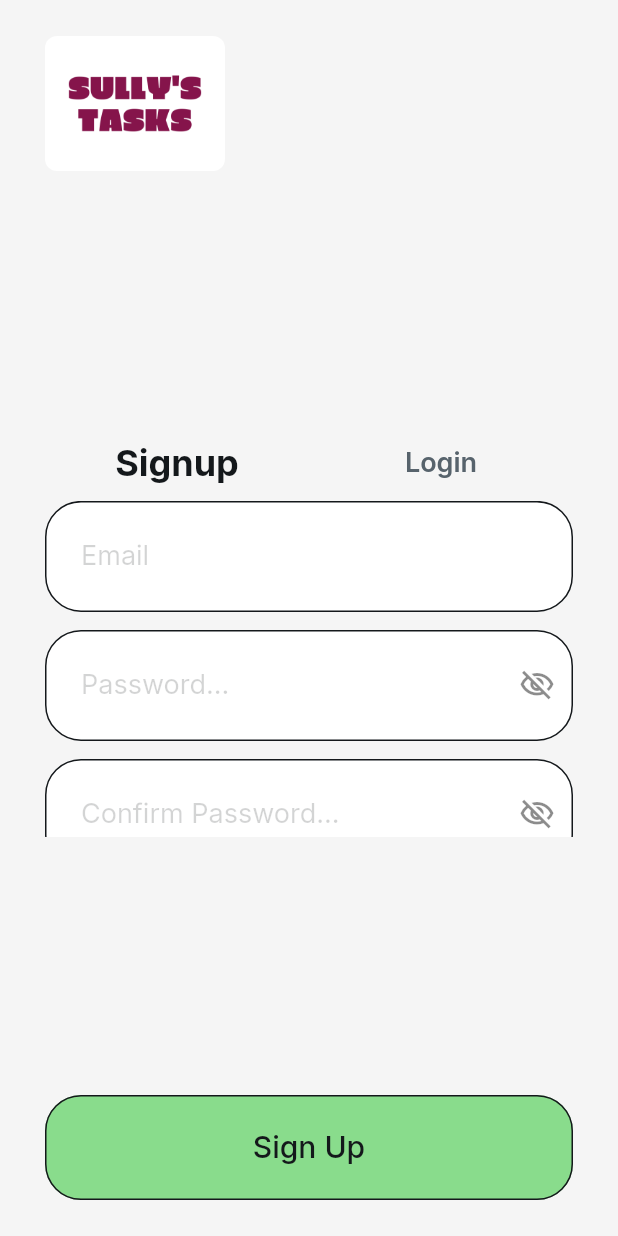
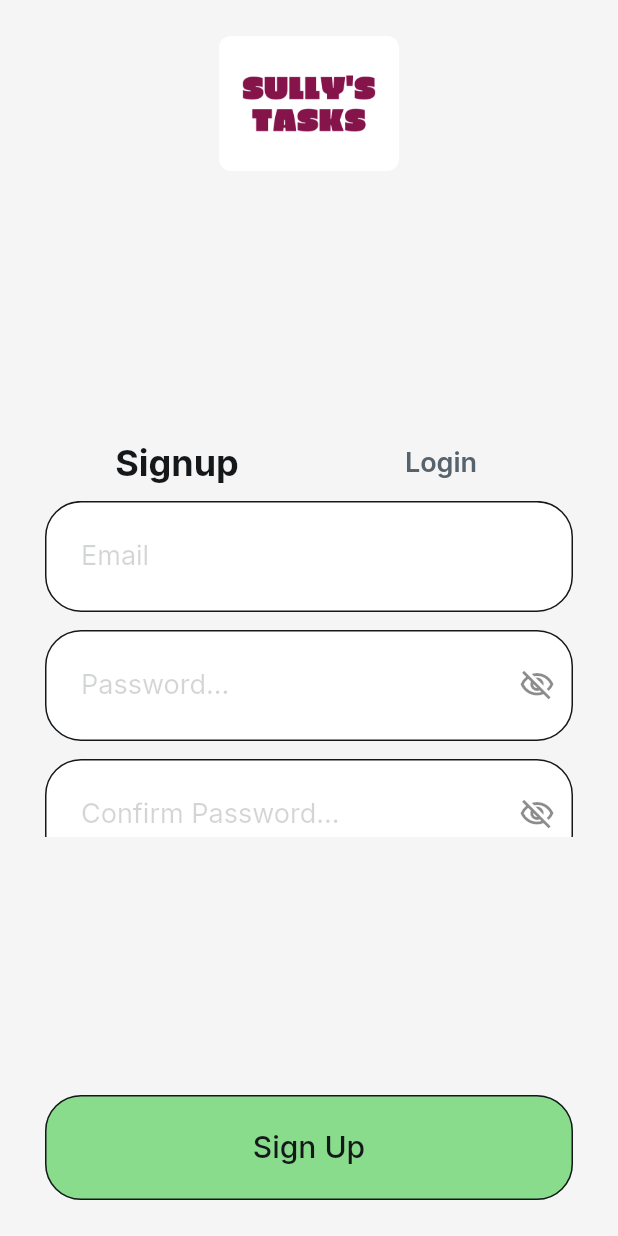
Before and after one commit to scummins03/TodoApp-FlutterFlow, a Flutter app: the screen it shows after launch, on a phone screen of 412 x 824 dp. Run offline on Flutter 3.47's test engine with Material 3 defaults, Android fonts, the phone set to English and light mode, and no system bars; drawn by our look-alikes of auto_size_text; our stand-ins replace cloud_firestore, easy_debounce, file_picker, firebase_auth, firebase_core, firebase_storage and 12 more; missing offline and left inert: json_path, mime_type; accounts and stored records are empty.

Commit message:
Centering the logo on the Login page.

```diff
--- a/lib/login/login_widget.dart
+++ b/lib/login/login_widget.dart
@@ -85,12 +85,15 @@ class _LoginWidgetState extends State<LoginWidget>
                       mainAxisAlignment: MainAxisAlignment.spaceBetween,
                       crossAxisAlignment: CrossAxisAlignment.start,
                       children: [
-                        ClipRRect(
-                          borderRadius: BorderRadius.circular(8.0),
-                          child: Image.asset(
-                            'assets/images/sullys-tasks-high-resolution-logo.png',
-                            width: 120.0,
-                            fit: BoxFit.contain,
+                        Align(
+                          alignment: const AlignmentDirectional(0.0, 0.0),
+                          child: ClipRRect(
+                            borderRadius: BorderRadius.circular(8.0),
+                            child: Image.asset(
+                              'assets/images/sullys-tasks-high-resolution-logo.png',
+                              width: 120.0,
+                              fit: BoxFit.contain,
+                            ),
                           ),
                         ),
                         Container(
```
